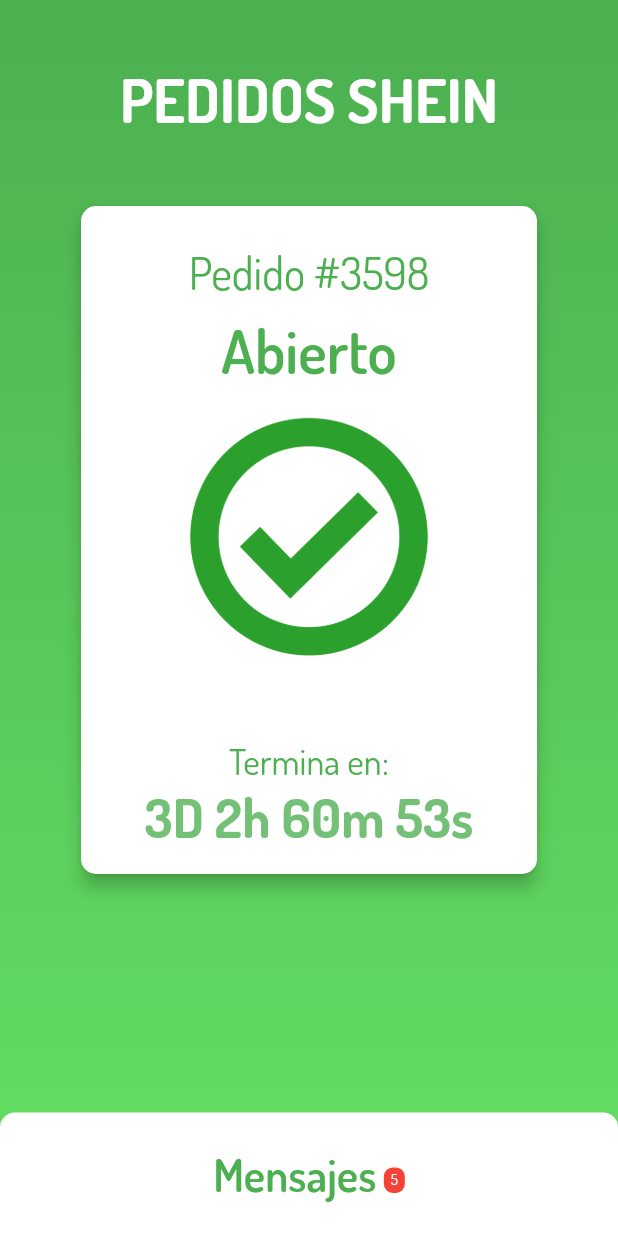
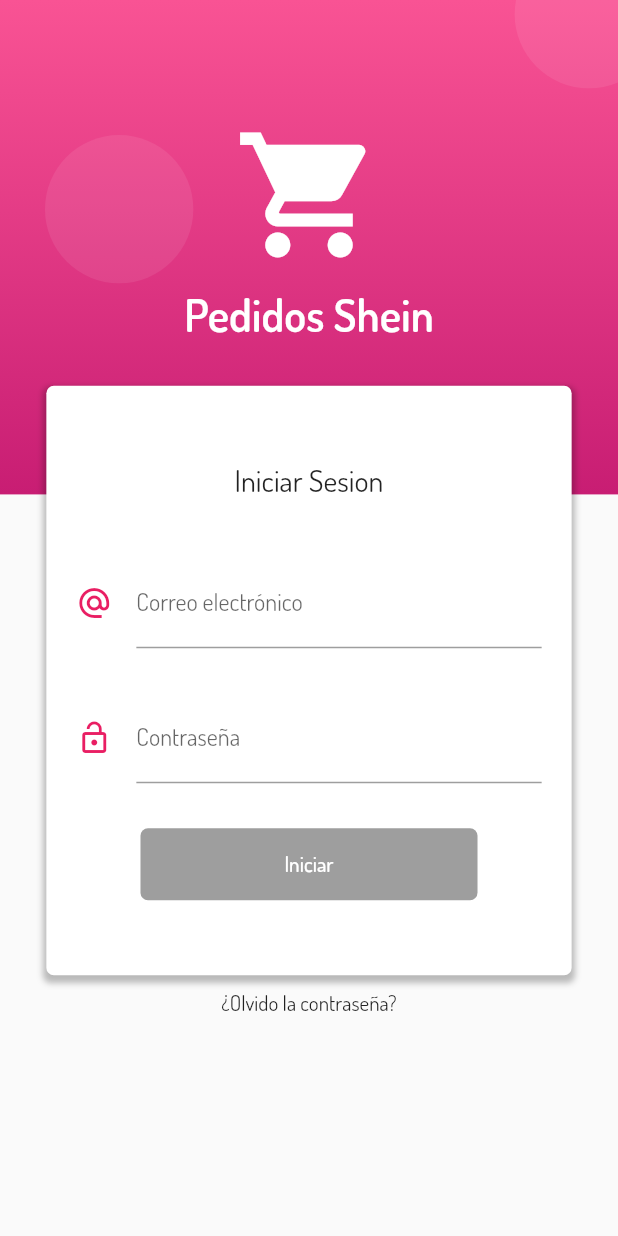
Before and after one commit to julioamadortejeda/pedidosapp_v1, a Flutter app: the screen it shows after launch, on a phone screen of 412 x 824 dp. Run offline on Flutter 3.47's test engine with Material 2 defaults, Android fonts, the phone set to English and light mode, and no system bars; our stand-ins replace flutter_svg, rxdart.

Commit message:
se agrega login

```diff
--- a/lib/main.dart
+++ b/lib/main.dart
@@ -2,7 +2,10 @@ import 'package:flutter/material.dart';
 import 'package:flutter/services.dart';
 
 //Custom imports
+import 'package:pedidosapp_v1/src/bloc/provider.dart';
+
 import 'package:pedidosapp_v1/src/pages/home_page.dart';
+import 'package:pedidosapp_v1/src/pages/login_page.dart';
 import 'package:pedidosapp_v1/src/pages/messages_page.dart';
 import 'package:pedidosapp_v1/src/pages/pedido_detail_page.dart';
 
@@ -17,19 +20,22 @@ void main() {
 class MyApp extends StatelessWidget {
   @override
   Widget build(BuildContext context) {
-    return MaterialApp(
+    return Provider(
+      child: MaterialApp(
         debugShowCheckedModeBanner: false,
         title: 'Pedidos Ale',
-      initialRoute: 'home',
+        initialRoute: 'login',
         routes: {
+          'login': (BuildContext context) => LoginPage(),
           'home': (BuildContext context) => HomePage(),
           'messages': (BuildContext context) => MessagesPage(),
-        'pedido_detail' : (BuildContext context)  => PedidoDetail()
+          'pedido_detail': (BuildContext context) => PedidoDetail()
         },
         theme: ThemeData(
-          primarySwatch: Colors.green,
-          //splashColor: Colors.green,
+            primarySwatch: Colors.pink,
+            //splashColor: Colors.pink,
             fontFamily: 'Dosis'),
+      ),
     );
   }
 }
--- /dev/null
+++ b/lib/src/bloc/login_bloc.dart
@@ -0,0 +1,27 @@
+import 'dart:async';
+
+import 'package:rxdart/rxdart.dart';
+import 'package:pedidosapp_v1/src/bloc/validators.dart';
+
+class LoginBloc with Validators {
+  final _emailController = BehaviorSubject<String>();
+  final _passwordController = BehaviorSubject<String>();
+
+  // Recuperar datos del stream
+  Stream<String> get emailStream => _emailController.stream.transform(validateEmail);
+  Stream<String> get passwordStream => _passwordController.stream.transform(validatePassword);
+
+  // Insertar valores al Stream
+  Function(String) get changeEmail => _emailController.sink.add;
+  Function(String) get changePassword => _passwordController.sink.add;
+
+  Stream<bool> get formValidStream => CombineLatestStream.combine2(emailStream, passwordStream, (e, p) => true);
+
+  String get email => _emailController.value;
+  String get password => _passwordController.value;
+
+  dispose() {
+    _emailController?.close();
+    _passwordController?.close();
+  }
+}
--- /dev/null
+++ b/lib/src/bloc/provider.dart
@@ -0,0 +1,16 @@
+import 'package:flutter/material.dart';
+import 'package:pedidosapp_v1/src/bloc/login_bloc.dart';
+export 'package:pedidosapp_v1/src/bloc/login_bloc.dart';
+
+class Provider extends InheritedWidget {
+  final loginBloc = LoginBloc();
+
+  Provider({Key key, Widget child}) : super(key: key, child: child);
+
+  @override
+  bool updateShouldNotify(InheritedWidget oldWidget) => true;
+
+  static LoginBloc of(BuildContext context) {
+    return context.dependOnInheritedWidgetOfExactType<Provider>().loginBloc;
+  }
+}
--- /dev/null
+++ b/lib/src/bloc/validators.dart
@@ -0,0 +1,27 @@
+import 'dart:async';
+
+class Validators {
+  final validatePassword = StreamTransformer<String, String>.fromHandlers(
+    handleData: (password, sink) {
+      if (password.length >= 6) {
+        sink.add(password);
+      } else {
+        sink.addError('Más de 6 caracteres.');
+      }
+    },
+  );
+
+  final validateEmail = StreamTransformer<String, String>.fromHandlers(
+    handleData: (email, sink) {
+      Pattern pattern =
+          r'^(([^<>()[\]\\.,;:\s@\"]+(\.[^<>()[\]\\.,;:\s@\"]+)*)|(\".+\"))@((\[[0-9]{1,3}\.[0-9]{1,3}\.[0-9]{1,3}\.[0-9]{1,3}\])|(([a-zA-Z\-0-9]+\.)+[a-zA-Z]{2,}))$';
+      RegExp regExp = RegExp(pattern);
+
+      if (regExp.hasMatch(email)) {
+        sink.add(email);
+      } else {
+        sink.addError('Correo no valido.');
+      }
+    },
+  );
+}
--- a/lib/src/pages/login_page.dart
+++ b/lib/src/pages/login_page.dart
@@ -0,0 +1,197 @@
+import 'package:flutter/material.dart';
+
+import 'package:pedidosapp_v1/src/bloc/provider.dart';
+
+class LoginPage extends StatelessWidget {
+  @override
+  Widget build(BuildContext context) {
+    return Scaffold(
+        body: Stack(
+      children: <Widget>[
+        _renderBackground(context),
+        _renderLoginForm(context),
+      ],
+    ));
+  }
+
+  Widget _renderBackground(BuildContext context) {
+    final size = MediaQuery.of(context).size;
+    final backPink = Container(
+      height: size.height * 0.4,
+      width: double.infinity,
+      decoration: BoxDecoration(
+          gradient: LinearGradient(
+              begin: Alignment.topCenter,
+              end: Alignment.bottomCenter,
+              colors: <Color>[
+            Color.fromRGBO(249, 83, 148, 1.0),
+            Color.fromRGBO(200, 29, 115, 1.0)
+          ])),
+    );
+
+    final circle = Container(
+        height: size.height * 0.4 * 0.3,
+        width: size.height * 0.4 * 0.3,
+        decoration: BoxDecoration(
+            borderRadius: BorderRadius.circular(100.0),
+            color: Color.fromRGBO(255, 255, 255, 0.08)));
+
+    return Stack(
+      children: <Widget>[
+        backPink,
+        Positioned(top: 90.0, left: 30.0, child: circle),
+        Positioned(top: -40.0, right: -30.0, child: circle),
+        Positioned(bottom: -50.0, right: -10.0, child: circle),
+        Positioned(bottom: 120.0, right: 20.0, child: circle),
+        Positioned(bottom: -50.0, left: -20.0, child: circle),
+        Container(
+          padding: EdgeInsets.only(top: 80.0),
+          child: Column(
+            children: <Widget>[
+              Icon(Icons.shopping_cart, color: Colors.white, size: 100.0),
+              SizedBox(
+                height: 10.0,
+                width: double.infinity,
+              ),
+              Text(
+                'Pedidos Shein',
+                style: TextStyle(
+                    fontSize: 30.0,
+                    color: Colors.white,
+                    fontWeight: FontWeight.w600),
+              )
+            ],
+          ),
+        )
+      ],
+    );
+  }
+
+  Widget _renderLoginForm(BuildContext context) {
+    final bloc = Provider.of(context);
+    final size = MediaQuery.of(context).size;
+
+    return SingleChildScrollView(
+        child: Column(
+      children: <Widget>[
+        SafeArea(
+          child: Container(height: size.height * 0.3),
+        ),
+        Container(
+          width: size.width * 0.85,
+          padding: EdgeInsets.symmetric(vertical: 50.0),
+          margin: EdgeInsets.symmetric(vertical: 10.0),
+          decoration: BoxDecoration(
+              color: Colors.white,
+              borderRadius: BorderRadius.circular(5.0),
+              boxShadow: <BoxShadow>[
+                BoxShadow(
+                    color: Colors.black26,
+                    blurRadius: 3.0,
+                    offset: Offset(0.0, 3.0),
+                    spreadRadius: 2.0)
+              ]),
+          child: Column(
+            children: <Widget>[
+              Text(
+                'Iniciar Sesion',
+                style: TextStyle(fontSize: 20.0),
+              ),
+              SizedBox(
+                height: 40.0,
+              ),
+              _createEmail(bloc),
+              SizedBox(
+                height: 30.0,
+              ),
+              _createPassword(bloc),
+              SizedBox(
+                height: 30.0,
+              ),
+              _createButtonLogin(bloc),
+            ],
+          ),
+        ),
+        Text('¿Olvido la contraseña?'),
+        SizedBox(
+          height: 50.0,
+        )
+      ],
+    ));
+  }
+
+  Widget _createEmail(LoginBloc bloc) {
+    return StreamBuilder(
+      stream: bloc.emailStream,
+      builder: (BuildContext context, AsyncSnapshot snapshot) {
+        return Container(
+          padding: EdgeInsets.symmetric(horizontal: 20.0),
+          child: TextField(
+            keyboardType: TextInputType.emailAddress,
+            decoration: InputDecoration(
+              icon: Icon(
+                Icons.alternate_email,
+                color: Colors.pink,
+              ),
+              hintText: 'ejemplo@correo.com',
+              labelText: 'Correo electrónico',
+              counterText: snapshot.data,
+              errorText: snapshot.error,
+            ),
+            onChanged: (value) => bloc.changeEmail(value),
+          ),
+        );
+      },
+    );
+  }
+
+  Widget _createPassword(LoginBloc bloc) {
+    return StreamBuilder(
+      stream: bloc.passwordStream,
+      builder: (BuildContext context, AsyncSnapshot snapshot) {
+        return Container(
+          padding: EdgeInsets.symmetric(horizontal: 20.0),
+          child: TextField(
+            obscureText: true,
+            keyboardType: TextInputType.emailAddress,
+            decoration: InputDecoration(
+                icon: Icon(Icons.lock_open, color: Colors.pink),
+                labelText: 'Contraseña',
+                counterText: snapshot.data,
+                errorText: snapshot.error),
+            onChanged: bloc.changePassword,
+          ),
+        );
+      },
+    );
+  }
+
+  Widget _createButtonLogin(LoginBloc bloc) {
+    return StreamBuilder(
+      stream: bloc.formValidStream,
+      builder: (BuildContext context, AsyncSnapshot snapshot) {
+        return RaisedButton(
+          onPressed: snapshot.hasData ? () => _login(context, bloc) : null,
+          shape:
+              RoundedRectangleBorder(borderRadius: BorderRadius.circular(5.0)),
+          elevation: 0.0,
+          color: Colors.pink,
+          textColor: Colors.white,
+          child: Container(
+            padding: EdgeInsets.symmetric(horizontal: 80.0, vertical: 15.0),
+            child: Text('Iniciar'),
+          ),
+        );
+      },
+    );
+  }
+
+  _login(BuildContext context, LoginBloc bloc) {
+    print('***********************');
+    print('Email: ${bloc.email}');
+    print('Password: ${bloc.password}');
+    print('***********************');
+
+    Navigator.of(context).pushReplacementNamed('home');
+  }
+}
--- a/pubspec.yaml
+++ b/pubspec.yaml
@@ -24,6 +24,7 @@ dependencies:
   # Use with the CupertinoIcons class for iOS style icons.
   cupertino_icons: ^0.1.2
   flutter_svg: ^0.13.0+1
+  rxdart: ^0.23.1
 
 dev_dependencies:
   flutter_test:
```
Also changed, not shown: pubspec.lock. Lines whose indentation alone changed are shown as unchanged.
